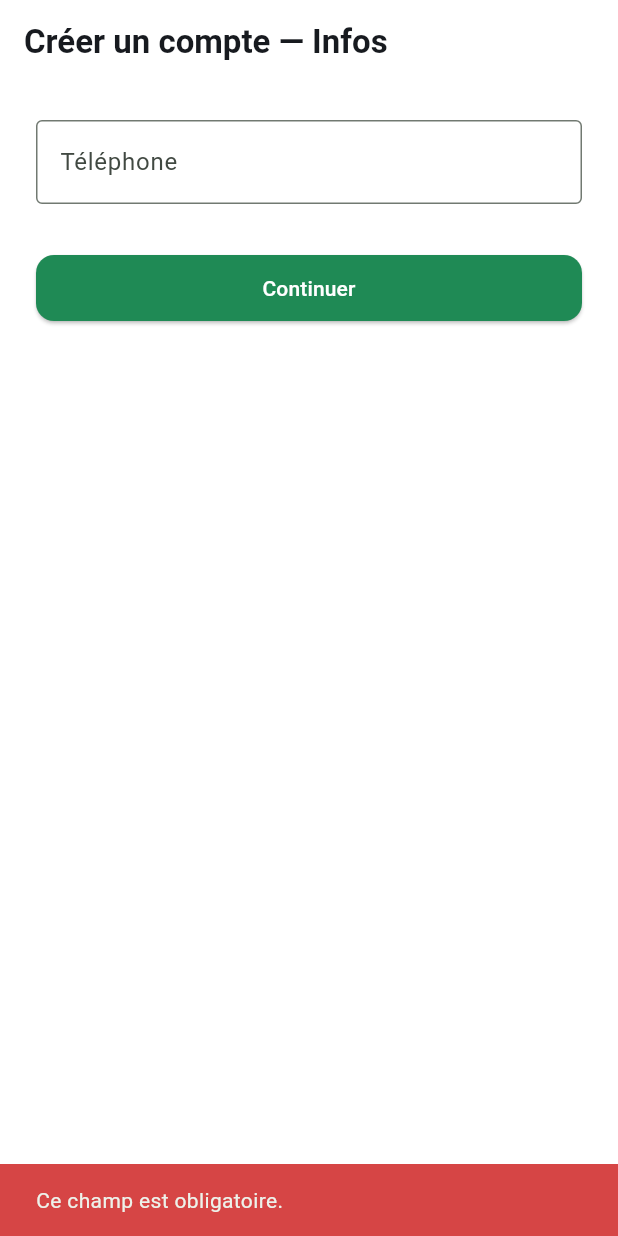
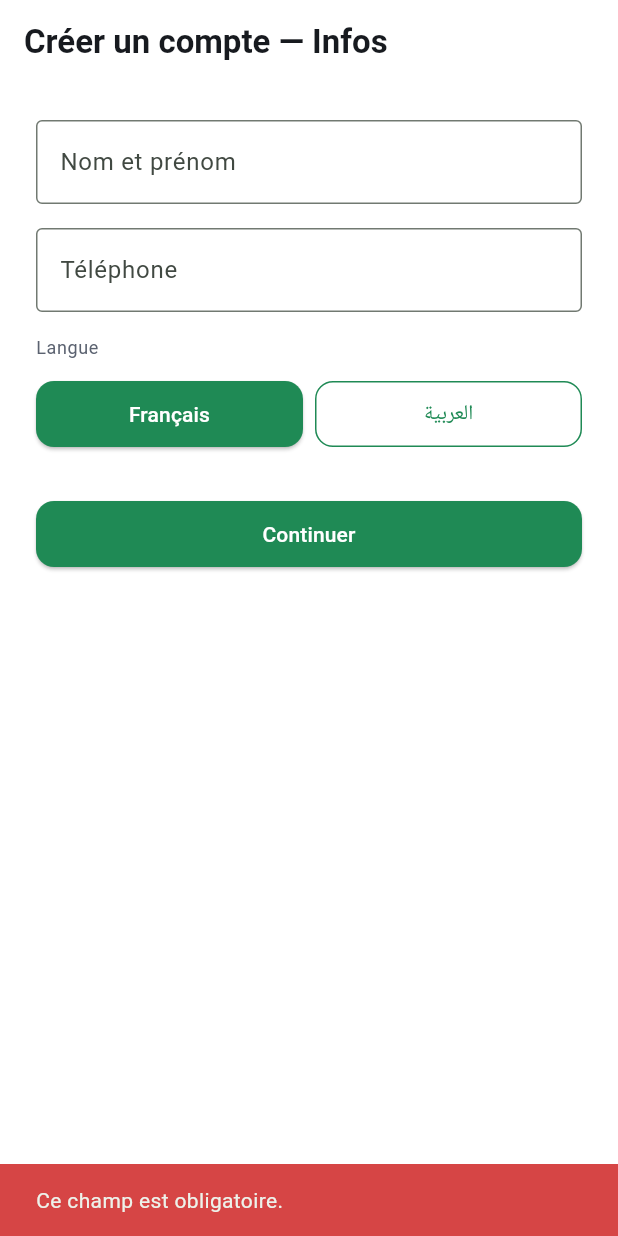
Before and after one commit to ecolealgerienne-ui/echangoorder, a Flutter app: the RegisterStep1Screen screen opened by its route, after a tap on "Continuer", on a phone screen of 412 x 824 dp. Run offline on Flutter 3.47's test engine with Material 3 defaults, Android fonts, the phone set to English and light mode, and no system bars; our stand-ins replace easy_localization, flutter_secure_storage, geolocator, go_router, package_info_plus, permission_handler and 2 more; accounts and stored records are empty; network calls fail.

Commit message:
Fix majeur (audit PO) : l'inscription ne collectait ni nom ni langue
RegisterStep1Screen ne demandait que le téléphone - api.register()
acceptait déjà name/lang côté client, mais aucun écran ne les
renseignait. Tout compte créé via l'app avait donc pour nom son
numéro de téléphone, et res.partner.lang n'était jamais renseigné.

Ajout d'un champ "Nom et prénom" (obligatoire) et d'un sélecteur de
langue FR/AR (même pattern que LanguageSettingsScreen) à l'étape 1,
propagés via extra (Map plutôt qu'une simple chaîne de caractères)
jusqu'à l'appel register() à l'étape 3. Mapping vers les codes
res.lang Odoo (fr -> fr_FR, ar -> ar_001), sans effet de bord si le
code n'est pas installé sur l'instance (déjà géré côté serveur).

```diff
--- a/mobile/assets/translations/ar.json
+++ b/mobile/assets/translations/ar.json
@@ -11,6 +11,8 @@
     "reference": "المرجع:"
   },
   "auth": {
+    "nameLabel": "الاسم الكامل",
+    "languageLabel": "اللغة",
     "phoneLabel": "رقم الهاتف",
     "pinLabel": "الرمز السري",
     "pinHint": "من 6 إلى 12 رقمًا",
--- a/mobile/assets/translations/fr.json
+++ b/mobile/assets/translations/fr.json
@@ -11,6 +11,8 @@
     "reference": "Réf :"
   },
   "auth": {
+    "nameLabel": "Nom et prénom",
+    "languageLabel": "Langue",
     "phoneLabel": "Téléphone",
     "pinLabel": "Code PIN",
     "pinHint": "6 à 12 chiffres",
--- a/mobile/lib/screens/auth/register_step1_screen.dart
+++ b/mobile/lib/screens/auth/register_step1_screen.dart
@@ -2,8 +2,18 @@ import 'package:easy_localization/easy_localization.dart';
 import 'package:flutter/material.dart';
 import 'package:go_router/go_router.dart';
 import '../../errors/app_messenger.dart';
+import '../../theme/app_theme.dart';
 import '../../validation/validators.dart';
+import '../../widgets/app_button.dart';
 import '../../widgets/screen_placeholder.dart';
+
+/// Odoo `res.lang` (module `base`) attend un code complet (`fr_FR`,
+/// `ar_001`...), pas juste `fr`/`ar` — `ar_001` est le code Odoo standard
+/// pour "Arabic / العربية" (langue générique, pas liée à un pays). Si ce
+/// code n'est pas installé sur l'instance cible, le contrôleur
+/// `/echango/auth/register` retombe silencieusement sur `lang=False`
+/// (voir `controllers/auth_controller.py`) — sans effet de bord.
+const _odooLangByLocale = {'fr': 'fr_FR', 'ar': 'ar_001'};
 
 class RegisterStep1Screen extends StatefulWidget {
   const RegisterStep1Screen({super.key});
@@ -13,23 +23,33 @@ class RegisterStep1Screen extends StatefulWidget {
 }
 
 class _RegisterStep1ScreenState extends State<RegisterStep1Screen> {
+  final _nameController = TextEditingController();
   final _phoneController = TextEditingController();
+  late String _selectedLocale = context.locale.languageCode;
 
   @override
   void dispose() {
+    _nameController.dispose();
     _phoneController.dispose();
     super.dispose();
   }
 
   void _submit() {
+    final nameError = validateRequired(_nameController.text);
+    if (nameError != null) {
+      AppMessenger.showError(context, nameError);
+      return;
+    }
     final phoneError = validatePhone(_phoneController.text);
     if (phoneError != null) {
       AppMessenger.showError(context, phoneError);
       return;
     }
-    // Nom, prénom, langue, CGU : écran encore à compléter (UI seulement,
-    // pas de dépendance Odoo) — hors scope de cette passe.
-    context.push('/register/step2', extra: _phoneController.text.trim());
+    context.push('/register/step2', extra: {
+      'phone': _phoneController.text.trim(),
+      'name': _nameController.text.trim(),
+      'lang': _odooLangByLocale[_selectedLocale] ?? _odooLangByLocale['fr']!,
+    });
   }
 
   @override
@@ -39,7 +59,15 @@ class _RegisterStep1ScreenState extends State<RegisterStep1Screen> {
       actions: [
         PlaceholderAction(label: 'common.continue'.tr(), onPressed: _submit),
       ],
-      child: TextField(
+      child: Column(
+        crossAxisAlignment: CrossAxisAlignment.stretch,
+        children: [
+          TextField(
+            controller: _nameController,
+            decoration: InputDecoration(labelText: 'auth.nameLabel'.tr(), border: const OutlineInputBorder()),
+          ),
+          const SizedBox(height: AppSpacing.md),
+          TextField(
             controller: _phoneController,
             keyboardType: TextInputType.phone,
             decoration: InputDecoration(
@@ -48,6 +76,30 @@ class _RegisterStep1ScreenState extends State<RegisterStep1Screen> {
               border: const OutlineInputBorder(),
             ),
           ),
+          const SizedBox(height: AppSpacing.md),
+          Text('auth.languageLabel'.tr(), style: Theme.of(context).textTheme.bodySmall),
+          const SizedBox(height: AppSpacing.xs),
+          Row(
+            children: [
+              Expanded(
+                child: AppButton(
+                  label: 'Français',
+                  onPressed: () => setState(() => _selectedLocale = 'fr'),
+                  variant: _selectedLocale == 'fr' ? AppButtonVariant.primary : AppButtonVariant.secondary,
+                ),
+              ),
+              const SizedBox(width: AppSpacing.sm),
+              Expanded(
+                child: AppButton(
+                  label: 'العربية',
+                  onPressed: () => setState(() => _selectedLocale = 'ar'),
+                  variant: _selectedLocale == 'ar' ? AppButtonVariant.primary : AppButtonVariant.secondary,
+                ),
+              ),
+            ],
+          ),
+        ],
+      ),
     );
   }
 }
```
Also changed, not shown: mobile/lib/navigation/app_router.dart (+16 -2 lines), mobile/lib/screens/auth/register_step2_screen.dart (+10 -6 lines), mobile/lib/screens/auth/register_step3_screen.dart (+9 -2 lines), 1 other file. Lines whose indentation alone changed are shown as unchanged.
